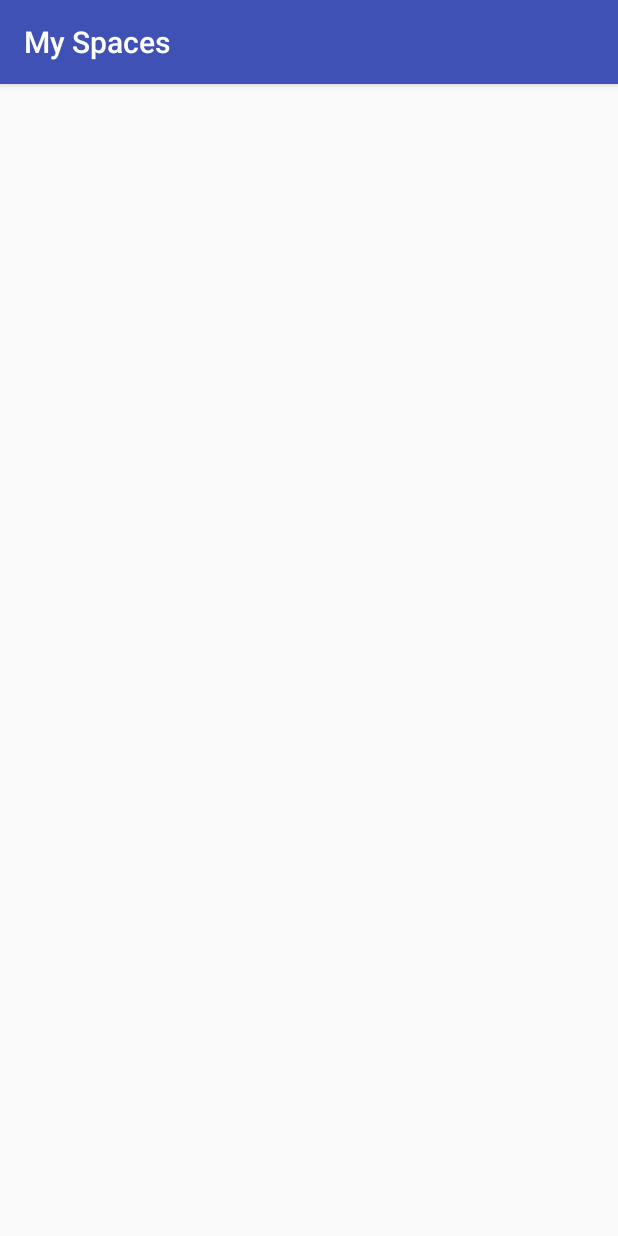
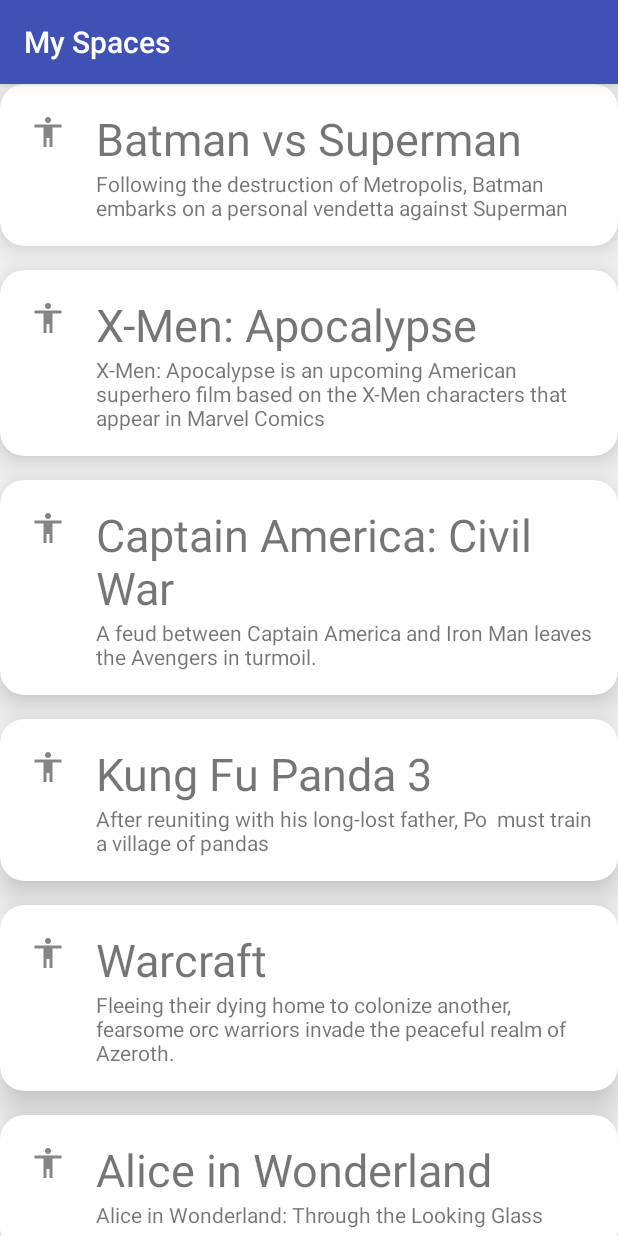
Before and after one commit to jaromrex/NeiyborDemo, an Android app: the HomeActivity screen opened directly, with no data from a screen before it, on a phone screen of 412 x 824 dp. Run offline under Robolectric (Android 15) with nearby library versions, the light colour scheme and no system bars.

Commit message:
recycler view with sample data in home activity

```diff
--- a/app/build.gradle
+++ b/app/build.gradle
@@ -27,4 +27,5 @@
     compile 'com.android.support:appcompat-v7:26.+'
     compile 'com.android.support:design:26.+'
     testCompile 'junit:junit:4.12'
+    compile 'com.android.support:cardview-v7:26.+'
 }
--- /dev/null
+++ b/app/src/main/java/cs405/neiybordemo/Data.java
@@ -0,0 +1,18 @@
+package cs405.neiybordemo;
+
+/**
+ * Created by Jarom on 3/2/18.
+ */
+
+public class Data {
+    public String title;
+    public String description;
+    public int imageId;
+
+    Data(String title, String description, int imageId) {
+        this.title = title;
+        this.description = description;
+        this.imageId = imageId;
+    }
+
+}
--- a/app/src/main/java/cs405/neiybordemo/HomeActivity.java
+++ b/app/src/main/java/cs405/neiybordemo/HomeActivity.java
@@ -4,9 +4,11 @@
 import android.support.annotation.Nullable;
 import android.support.v7.app.ActionBar;
 import android.support.v7.app.AppCompatActivity;
-import android.util.DisplayMetrics;
-import android.view.Gravity;
-import android.widget.TextView;
+import android.support.v7.widget.LinearLayoutManager;
+import android.support.v7.widget.RecyclerView;
+
+import java.util.ArrayList;
+import java.util.List;
 
 /**
  * Created by Jarom on 3/2/18.
@@ -14,10 +16,34 @@
 
 public class HomeActivity extends AppCompatActivity {
 
+    public List<Data> fill_with_data() {
+
+        List<Data> data = new ArrayList<>();
+
+        data.add(new Data("Batman vs Superman", "Following the destruction of Metropolis, Batman embarks on a personal vendetta against Superman ", R.drawable.ic_action_movie));
+        data.add(new Data("X-Men: Apocalypse", "X-Men: Apocalypse is an upcoming American superhero film based on the X-Men characters that appear in Marvel Comics ", R.drawable.ic_action_movie));
+        data.add(new Data("Captain America: Civil War", "A feud between Captain America and Iron Man leaves the Avengers in turmoil.  ", R.drawable.ic_action_movie));
+        data.add(new Data("Kung Fu Panda 3", "After reuniting with his long-lost father, Po  must train a village of pandas", R.drawable.ic_action_movie));
+        data.add(new Data("Warcraft", "Fleeing their dying home to colonize another, fearsome orc warriors invade the peaceful realm of Azeroth. ", R.drawable.ic_action_movie));
+        data.add(new Data("Alice in Wonderland", "Alice in Wonderland: Through the Looking Glass ", R.drawable.ic_action_movie));
+
+        return data;
+    }
+
     @Override
     protected void onCreate(@Nullable Bundle savedInstanceState) {
         super.onCreate(savedInstanceState);
+        setContentView(R.layout.activity_home);
         ActionBar actionBar = getSupportActionBar();
         actionBar.setTitle("My Spaces");
+        List<Data> data = fill_with_data();
+        RecyclerView recyclerView = (RecyclerView) findViewById(R.id.recyclerview);
+        RecyclerViewAdapter adapter = new RecyclerViewAdapter(data, getApplication());
+        recyclerView.setAdapter(adapter);
+        recyclerView.setLayoutManager(new LinearLayoutManager(this));
     }
+
+
+
+
 }
--- /dev/null
+++ b/app/src/main/java/cs405/neiybordemo/RecyclerViewAdapter.java
@@ -0,0 +1,71 @@
+package cs405.neiybordemo;
+
+import android.content.Context;
+import android.support.v7.widget.RecyclerView;
+import android.view.LayoutInflater;
+import android.view.View;
+import android.view.ViewGroup;
+
+import java.util.Collections;
+import java.util.List;
+
+/**
+ * Created by Jarom on 3/2/18.
+ */
+
+public class RecyclerViewAdapter extends RecyclerView.Adapter<ViewHolder> {
+
+    List<Data> list = Collections.emptyList();
+    Context context;
+
+    public RecyclerViewAdapter(List<Data> list, Context context) {
+        this.list = list;
+        this.context = context;
+    }
+
+    @Override
+    public ViewHolder onCreateViewHolder(ViewGroup parent, int viewType) {
+        //Inflate the layout, initialize the View Holder
+        View v = LayoutInflater.from(parent.getContext()).inflate(R.layout.row_layout, parent, false);
+        ViewHolder holder = new ViewHolder(v);
+        return holder;
+
+    }
+
+    @Override
+    public void onBindViewHolder(ViewHolder holder, int position) {
+
+        //Use the provided View Holder on the onCreateViewHolder method to populate the current row on the RecyclerView
+        holder.title.setText(list.get(position).title);
+        holder.description.setText(list.get(position).description);
+        holder.imageView.setImageResource(list.get(position).imageId);
+
+        //animate(holder);
+
+    }
+
+    @Override
+    public int getItemCount() {
+        //returns the number of elements the RecyclerView will display
+        return list.size();
+    }
+
+    @Override
+    public void onAttachedToRecyclerView(RecyclerView recyclerView) {
+        super.onAttachedToRecyclerView(recyclerView);
+    }
+
+    // Insert a new item to the RecyclerView on a predefined position
+    public void insert(int position, Data data) {
+        list.add(position, data);
+        notifyItemInserted(position);
+    }
+
+    // Remove a RecyclerView item containing a specified Data object
+    public void remove(Data data) {
+        int position = list.indexOf(data);
+        list.remove(position);
+        notifyItemRemoved(position);
+    }
+
+}
--- /dev/null
+++ b/app/src/main/java/cs405/neiybordemo/ViewHolder.java
@@ -0,0 +1,27 @@
+package cs405.neiybordemo;
+
+import android.support.v7.widget.CardView;
+import android.support.v7.widget.RecyclerView;
+import android.view.View;
+import android.widget.ImageView;
+import android.widget.TextView;
+
+/**
+ * Created by Jarom on 3/2/18.
+ */
+
+public class ViewHolder extends RecyclerView.ViewHolder {
+
+    CardView cv;
+    TextView title;
+    TextView description;
+    ImageView imageView;
+
+    ViewHolder(View itemView) {
+        super(itemView);
+        cv = (CardView) itemView.findViewById(R.id.cardView);
+        title = (TextView) itemView.findViewById(R.id.title);
+        description = (TextView) itemView.findViewById(R.id.description);
+        imageView = (ImageView) itemView.findViewById(R.id.imageView);
+    }
+}
--- /dev/null
+++ b/app/src/main/res/layout/activity_home.xml
@@ -0,0 +1,15 @@
+<?xml version="1.0" encoding="utf-8"?>
+<RelativeLayout xmlns:android="http://schemas.android.com/apk/res/android"
+              android:orientation="vertical"
+              android:layout_width="match_parent"
+              android:layout_height="match_parent">
+
+
+        <android.support.v7.widget.RecyclerView
+            xmlns:android="http://schemas.android.com/apk/res/android"
+            android:id="@+id/recyclerview"
+            android:layout_width="match_parent"
+            android:layout_height="match_parent"/>
+
+
+</RelativeLayout>
--- /dev/null
+++ b/app/src/main/res/layout/row_layout.xml
@@ -0,0 +1,47 @@
+<?xml version="1.0" encoding="utf-8"?>
+<android.support.v7.widget.CardView
+    xmlns:android="http://schemas.android.com/apk/res/android"
+    xmlns:app="http://schemas.android.com/apk/res-auto"
+    android:id="@+id/cardView"
+    android:layout_width="match_parent"
+    android:layout_height="wrap_content"
+    android:layout_marginBottom="@dimen/activity_vertical_margin"
+    android:clickable="true"
+    android:focusable="true"
+    android:foreground="?android:attr/selectableItemBackground"
+    app:cardCornerRadius="@dimen/activity_vertical_margin"
+    app:cardElevation="@dimen/activity_vertical_margin">
+
+    <RelativeLayout
+        android:layout_width="match_parent"
+        android:layout_height="wrap_content"
+        android:padding="16dp">
+
+        <ImageView
+            android:id="@+id/imageView"
+            android:layout_width="wrap_content"
+            android:layout_height="wrap_content"
+            android:layout_alignParentLeft="true"
+            android:layout_alignParentTop="true"
+            android:layout_marginRight="16dp" />
+
+        <TextView
+            android:id="@+id/title"
+            android:layout_width="wrap_content"
+            android:layout_height="wrap_content"
+            android:layout_alignParentTop="true"
+            android:layout_toRightOf="@+id/imageView"
+            android:text="Title"
+            android:textSize="30sp" />
+
+        <TextView
+            android:id="@+id/description"
+            android:layout_width="wrap_content"
+            android:layout_height="wrap_content"
+            android:layout_below="@+id/title"
+            android:layout_toRightOf="@+id/imageView"
+            android:text="Description" />
+
+    </RelativeLayout>
+
+</android.support.v7.widget.CardView>
```
Also changed, not shown: app/src/main/res/drawable-hdpi/ic_action_movie.png (added), app/src/main/res/drawable-mdpi/ic_action_movie.png (added), app/src/main/res/drawable-xhdpi/ic_action_movie.png (added), app/src/main/res/drawable-xxhdpi/ic_action_movie.png (added).
